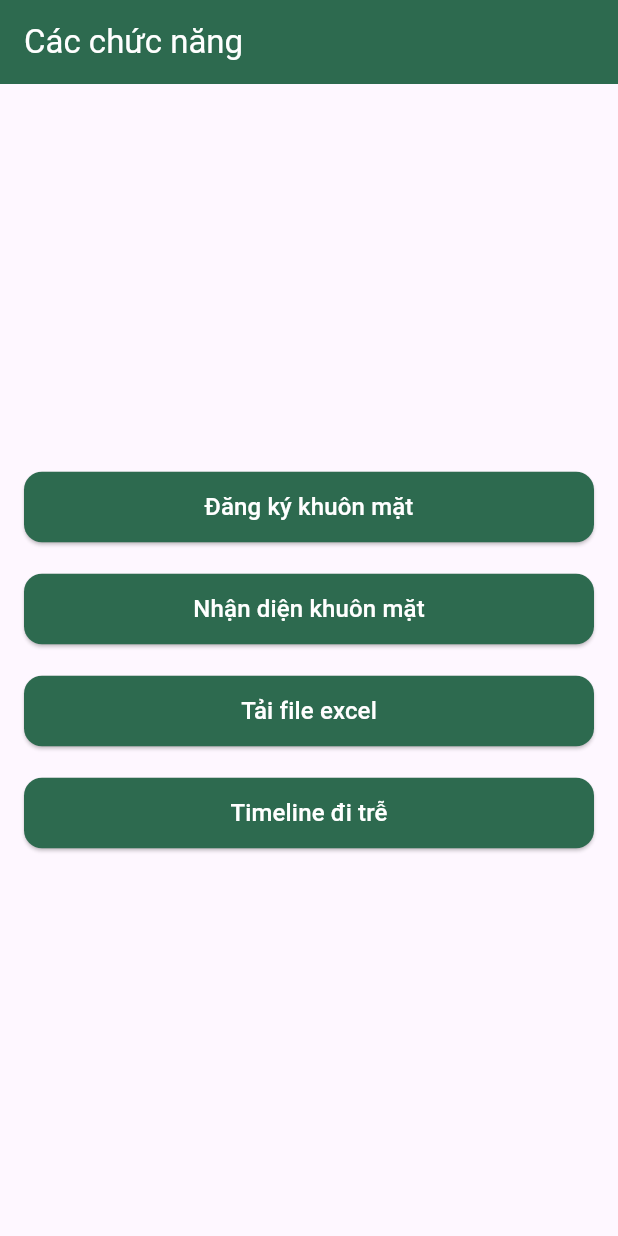
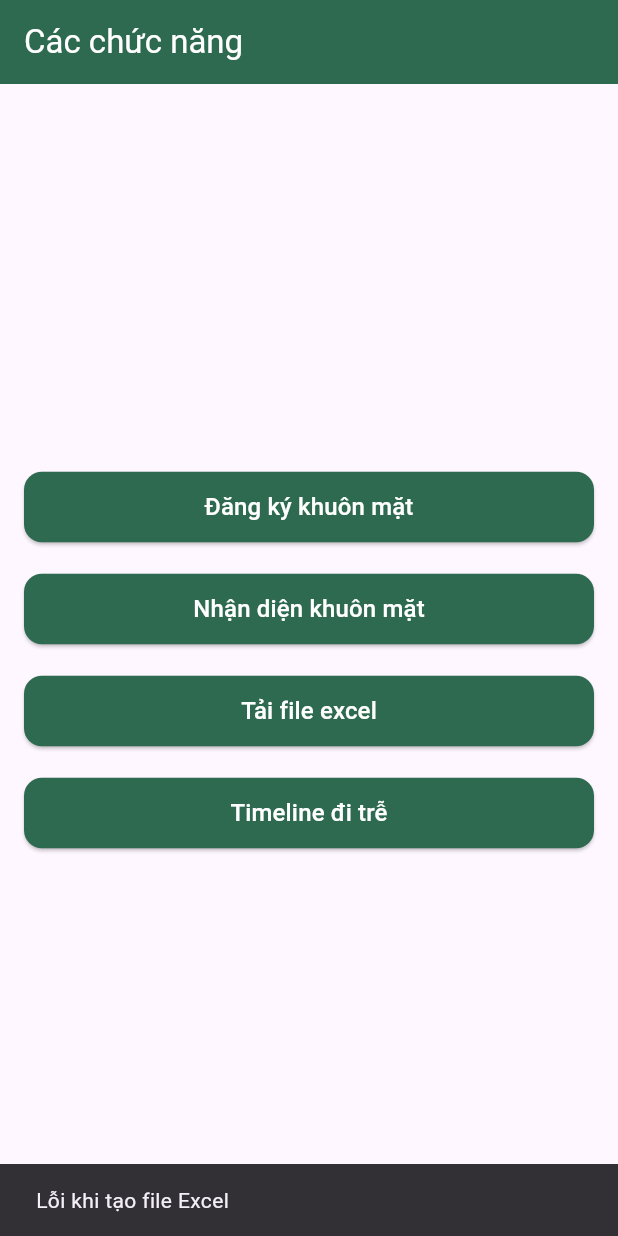
Before and after one commit to phuckk05/face-pass, a Flutter app: the screen it shows after launch, after a tap on "Tải file excel", on a phone screen of 412 x 824 dp. Run offline on Flutter 3.47's test engine with Material 3 defaults, Android fonts, the light colour scheme and no system bars; our stand-ins replace camera, firebase_core, firebase_database, flutter_bloc, freezed_annotation, get_it and 2 more; missing offline and left inert: excel, google_mlkit_face_detection, tflite_flutter; accounts and stored records are empty.

Commit message:
thêm tính năng xuất ra excel

```diff
--- a/lib/core/utils/camera_utils.dart
+++ b/lib/core/utils/camera_utils.dart
@@ -75,4 +75,10 @@ class CameraUtils {
 
     return List<double>.from(output[0]);
   }
+
+  //chuyển đổi datetime sang hh:mm:ss DD/MM/YYYY
+  static String formatDateTime(String dateTime) {
+    final dt = DateTime.parse(dateTime);
+    return '${dt.hour.toString().padLeft(2, '0')}:${dt.minute.toString().padLeft(2, '0')}:${dt.second.toString().padLeft(2, '0')} ${dt.day.toString().padLeft(2, '0')}/${dt.month.toString().padLeft(2, '0')}/${dt.year}';
+  }
 }
--- /dev/null
+++ b/lib/core/utils/excel_services.dart
@@ -0,0 +1,125 @@
+import 'dart:io';
+
+import 'package:excel/excel.dart';
+import 'package:facepass/features/face_verification/domain/entities/attendance.dart';
+import 'package:flutter/rendering.dart';
+import 'package:path_provider/path_provider.dart';
+import 'package:permission_handler/permission_handler.dart';
+
+class ExcelServices {
+  /* Định nghĩa các phương thức phục vụ cho việc xử lý file Excel */
+
+  Future<String?> createExcelAttendanceFile(
+      {required List<Attendance> data, String? fileName}) async {
+    try {
+      if (data.isEmpty) return null;
+      final sortedData = [...data]
+        ..sort((a, b) => a.checkedAt.compareTo(b.checkedAt));
+
+      final records = sortedData
+          .map((a) => {
+                'Mã NV': a.userId,
+                'Ngày':
+                    '${a.checkedAt.day}/${a.checkedAt.month}/${a.checkedAt.year}',
+                'Thời gian': a.checkedAt.hour.toString().padLeft(2, '0') +
+                    ':' +
+                    a.checkedAt.minute.toString().padLeft(2, '0'),
+                ' Loại':
+                    a.type == AttendanceType.checkIn ? 'Check-in' : 'Check-out',
+                'Trạng thái': a.status == AttendanceStatus.onTime
+                    ? 'Đúng giờ'
+                    : a.status == AttendanceStatus.late
+                        ? 'Trễ'
+                        : a.status == AttendanceStatus.absent
+                            ? 'Vắng mặt'
+                            : 'Sớm',
+              })
+          .toList();
+
+      //khởi tạo excel
+      final excel = Excel.createExcel();
+      //tạo sheet
+      final sheet = excel['Danh sách điểm danh'];
+      excel.setDefaultSheet('Danh sách điểm danh');
+
+      //lấy header
+      final firstItem = records.first as Map<String, dynamic>;
+      final header = firstItem.keys.toList();
+
+      //tạo các hàng header
+      for (var i = 0; i < header.length; i++) {
+        final cell =
+            sheet.cell(CellIndex.indexByColumnRow(columnIndex: i, rowIndex: 0));
+        cell.value = TextCellValue(header[i]);
+        cell.cellStyle = CellStyle(
+          bold: true,
+          fontSize: 12,
+          horizontalAlign: HorizontalAlign.Center,
+          verticalAlign: VerticalAlign.Center,
+        );
+      }
+
+      //đổ data vào excel
+      for (var i = 0; i < records.length; i++) {
+        final item = records[i] as Map<String, dynamic>;
+
+        for (var j = 0; j < header.length; j++) {
+          final value = item[header[j]];
+          final cell = sheet.cell(
+              CellIndex.indexByColumnRow(columnIndex: j, rowIndex: i + 1));
+
+          if (value is num) {
+            cell.value = DoubleCellValue(value.toDouble());
+          } else if (value is DateTime) {
+            cell.value = TextCellValue(
+              '${value.day}/${value.month}/${value.year} ${value.hour}:${value.minute}',
+            );
+          } else {
+            cell.value = TextCellValue(value.toString());
+          }
+        }
+      }
+
+      //định dạng cột
+      for (int col = 0; col < header.length; col++) {
+        sheet.setColumnWidth(col, 18);
+      }
+      //lưu file
+      final fileBytes = excel.save();
+      if (fileBytes == null) return null;
+
+      final path = await _getSavePath(fileName!);
+      final file = File(path);
+      await file.writeAsBytes(fileBytes);
+
+      return path;
+    } catch (e) {
+      debugPrint('Lỗi xuất Excel: $e');
+      return null;
+    }
+  }
+
+  //lấy đường dẫn lưu file
+  static Future<String> _getSavePath(String fileName) async {
+    final timestamp = DateTime.now();
+    final name =
+        '${fileName}_${timestamp.day}_${timestamp.month}_${timestamp.year}.xlsx';
+
+    if (Platform.isAndroid) {
+      // Xin quyền
+      if (await Permission.storage.isDenied) {
+        await Permission.storage.request();
+      }
+
+      // Lưu vào Download
+      final dir = Directory('/storage/emulated/0/Download');
+      if (await dir.exists()) {
+        return '${dir.path}/$name';
+      }
+    }
+
+    //Lưu vào doc của thiết bị
+    final directory = await getApplicationDocumentsDirectory();
+    return '${directory.path}/$name';
+  }
+}
--- a/lib/features/face_verification/data/datasource/remote/attendance_datasource.dart
+++ b/lib/features/face_verification/data/datasource/remote/attendance_datasource.dart
@@ -1,5 +1,6 @@
 import 'package:facepass/features/face_verification/data/models/attendance_model.dart';
 import 'package:firebase_database/firebase_database.dart';
+import 'package:flutter/foundation.dart';
 
 class AttendanceDatasource {
   final DatabaseReference db = FirebaseDatabase.instance.ref(
@@ -12,6 +13,7 @@ class AttendanceDatasource {
       await db.child(attendance.id).set(attendance.toJson());
       return true;
     } catch (e) {
+      debugPrint('Lỗi khi thêm bản ghi chấm công: $e');
       return false;
     }
   }
@@ -36,4 +38,29 @@ class AttendanceDatasource {
       return [];
     }
   }
+
+  // //lấy tất cả nhân viên đã check in or check out từ database theo ngày,thang,năm
+  // Future<List<AttendanceModel>> fetchAttendanceRecordsByDate(
+  //   DateTime date,
+  // ) async {
+  //   try {
+  //     final snapshot = await db
+  //         .orderByChild('checkedAt')
+  //         .equalTo(date.toIso8601String())
+  //         .get();
+  //     if (snapshot.exists) {
+  //       final data = snapshot.value as Map<Object?, Object?>;
+  //       return data.values.map((record) {
+  //         final recordMap = (record as Map<Object?, Object?>).map(
+  //           (key, value) => MapEntry(key.toString(), value),
+  //         );
+  //         return AttendanceModel.fromJson(recordMap);
+  //       }).toList();
+  //     } else {
+  //       return [];
+  //     }
+  //   } catch (e) {
+  //     return [];
+  //   }
+  // }
 }
--- a/lib/features/face_verification/data/repositories/attendance_repository_impl.dart
+++ b/lib/features/face_verification/data/repositories/attendance_repository_impl.dart
@@ -1,5 +1,6 @@
 import 'package:facepass/features/face_verification/data/datasource/remote/attendance_datasource.dart';
 import 'package:facepass/features/face_verification/data/models/attendance_model.dart';
+import 'package:flutter/foundation.dart';
 
 import '../../domain/entities/attendance.dart';
 import '../../domain/repositories/attendace_repository.dart';
@@ -10,6 +11,7 @@ class AttendanceRepositoryImpl extends AttendaceRepository {
   @override
   Future<bool> addAttendance(Attendance attendance) {
     final attendanceModel = AttendanceX(attendance).toModel();
+    debugPrint('bản ghi: ${attendanceModel.toJson()}');
     return remoteDataSource.addAttendanceRecord(attendanceModel);
   }
 
--- a/lib/features/face_verification/domain/entities/attendance.dart
+++ b/lib/features/face_verification/domain/entities/attendance.dart
@@ -18,4 +18,4 @@ class Attendance {
 
 enum AttendanceType { checkIn, checkOut }
 
-enum AttendanceStatus { onTime, late, absent }
+enum AttendanceStatus { onTime, late, absent, early }
--- a/lib/features/face_verification/presentasion/blocs/attendance/attendance_bloc.dart
+++ b/lib/features/face_verification/presentasion/blocs/attendance/attendance_bloc.dart
@@ -2,7 +2,7 @@ import 'package:flutter_bloc/flutter_bloc.dart';
 import 'package:freezed_annotation/freezed_annotation.dart';
 
 import '../../../domain/entities/attendance.dart';
-import '../../../domain/usecase/push_attendance.dart';
+import '../../../domain/usecase/attendance_uc.dart';
 
 part 'attendance_event.dart';
 part 'attendance_state.dart';
@@ -11,7 +11,7 @@ part 'attendance_bloc.freezed.dart';
 class AttendanceBloc extends Bloc<AttendanceEvent, AttendanceState> {
   final PushAttendance pushAttendance;
   AttendanceBloc({required this.pushAttendance})
-    : super(AttendanceState.initial(message: null)) {
+    : super(AttendanceState(status: AttendanceStateStatus.initial, data: [])) {
     /* 1 */
     on<AddAttendanceEvent>(_addAttendance);
     /* 2 */
@@ -23,18 +23,32 @@ class AttendanceBloc extends Bloc<AttendanceEvent, AttendanceState> {
     AddAttendanceEvent event,
     Emitter<AttendanceState> emit,
   ) async {
-    emit(AttendanceState.loading(message: 'Đang thêm bản ghi chấm công...'));
+    emit(state.copyWith(status: AttendanceStateStatus.loading));
     try {
       final isSuccess = await pushAttendance.addAttendance(event.attendance);
       if (isSuccess) {
         emit(
-          AttendanceState.success(message: 'Thêm bản ghi chấm công thành công'),
+          state.copyWith(
+            status: AttendanceStateStatus.success,
+            data: [...state.data, event.attendance],
+            message: 'Chấm công thành công',
+          ),
         );
       } else {
-        emit(AttendanceState.failed(message: 'Lỗi khi thêm bản ghi chấm công'));
+        emit(
+          state.copyWith(
+            status: AttendanceStateStatus.error,
+            message: 'Chấm công thất bại',
+          ),
+        );
       }
     } catch (e) {
-      emit(AttendanceState.failed(message: 'Lỗi khi thêm bản ghi chấm công'));
+      emit(
+        state.copyWith(
+          status: AttendanceStateStatus.error,
+          message: 'Đã xảy ra lỗi',
+        ),
+      );
     }
   }
 
@@ -43,12 +57,23 @@ class AttendanceBloc extends Bloc<AttendanceEvent, AttendanceState> {
     FetchAttendancesEvent event,
     Emitter<AttendanceState> emit,
   ) async {
-    emit(AttendanceState.loading(message: 'Đang tải danh sách chấm công...'));
+    emit(state.copyWith(status: AttendanceStateStatus.loading, data: []));
     try {
       final attendances = await pushAttendance.getAttendances();
-      emit(AttendanceState.successHasData(attendances: attendances));
+      emit(
+        state.copyWith(
+          status: AttendanceStateStatus.success,
+          data: attendances,
+        ),
+      );
     } catch (e) {
-      emit(AttendanceState.failed(message: 'Lỗi khi tải danh sách chấm công'));
+      emit(
+        state.copyWith(
+          status: AttendanceStateStatus.error,
+          message: 'Đã xảy ra lỗi',
+          data: [],
+        ),
+      );
     }
   }
 }
--- a/lib/features/face_verification/presentasion/blocs/attendance/attendance_state.dart
+++ b/lib/features/face_verification/presentasion/blocs/attendance/attendance_state.dart
@@ -1,16 +1,12 @@
 part of 'attendance_bloc.dart';
+
+enum AttendanceStateStatus { initial, loading, success, error }
 
 @freezed
 abstract class AttendanceState with _$AttendanceState {
-  const factory AttendanceState.initial({required String? message}) =
-      AttendanceInitial;
-  const factory AttendanceState.loading({required String message}) =
-      AttendanceLoading;
-  const factory AttendanceState.success({required String message}) =
-      AttendanceSuccess;
-  const factory AttendanceState.successHasData({
-    required List<Attendance> attendances,
-  }) = AttendanceSuccessHasData;
-  const factory AttendanceState.failed({required String message}) =
-      AttendanceFailed;
+  const factory AttendanceState({
+    @Default([]) List<Attendance> data,
+    @Default(AttendanceStateStatus.initial) AttendanceStateStatus status,
+    String? message,
+  }) = _AttendanceState;
 }
--- a/lib/features/face_verification/presentasion/screens/home_screen.dart
+++ b/lib/features/face_verification/presentasion/screens/home_screen.dart
@@ -1,8 +1,10 @@
+import 'package:facepass/features/face_verification/presentasion/blocs/attendance/attendance_bloc.dart';
 import 'package:flutter/material.dart';
 import 'package:flutter_bloc/flutter_bloc.dart';
 import 'package:go_router/go_router.dart';
 
 import '../../../../core/router/router_app.dart';
+import '../../../../core/utils/excel_services.dart';
 import '../blocs/recognized_faces/recognized_faces_bloc.dart';
 
 class HomeScreen extends StatelessWidget {
@@ -12,10 +14,10 @@ class HomeScreen extends StatelessWidget {
   Widget build(BuildContext context) {
     debugPrint(
       context.read<RecognizedFacesBloc>().state.maybeWhen(
-        hasData: (recognizedFaces) =>
-            'Has data: ${recognizedFaces.length} faces',
-        orElse: () => 'No data available',
-      ),
+            hasData: (recognizedFaces) =>
+                'Has data: ${recognizedFaces.length} faces',
+            orElse: () => 'No data available',
+          ),
     );
     return Scaffold(
       appBar: AppBar(
@@ -93,7 +95,27 @@ class HomeScreen extends StatelessWidget {
                   ),
                   backgroundColor: const Color(0xFF2d6a4f),
                 ),
-                onPressed: () {},
+                onPressed: () async {
+                  //lấy data điểm danh
+                  final data = context.read<AttendanceBloc>().state.data;
+                  //xuất file excel
+                  final createExcel = await ExcelServices()
+                      .createExcelAttendanceFile(
+                          data: data, fileName: 'Lịch sử điểm danh');
+                  if (createExcel != null) {
+                    ScaffoldMessenger.of(context).showSnackBar(
+                      SnackBar(
+                        content: Text('File đã được lưu tại: $createExcel'),
+                      ),
+                    );
+                  } else {
+                    ScaffoldMessenger.of(context).showSnackBar(
+                      const SnackBar(
+                        content: Text('Lỗi khi tạo file Excel'),
+                      ),
+                    );
+                  }
+                },
                 child: const Text(
                   'Tải file excel',
                   style: TextStyle(fontSize: 16, color: Colors.white),
--- a/lib/main.dart
+++ b/lib/main.dart
@@ -15,7 +15,7 @@ import 'package:flutter_bloc/flutter_bloc.dart';
 import 'package:get_it/get_it.dart';
 
 import 'features/face_verification/domain/repositories/attendace_repository.dart';
-import 'features/face_verification/domain/usecase/push_attendance.dart';
+import 'features/face_verification/domain/usecase/attendance_uc.dart';
 import 'features/face_verification/domain/usecase/registed_face.dart';
 import 'features/face_verification/domain/usecase/resgister_user.dart';
 import 'features/face_verification/presentasion/blocs/attendance/attendance_bloc.dart';
@@ -92,6 +92,7 @@ class FacePass extends StatelessWidget {
   @override
   Widget build(BuildContext context) {
     context.read<RecognizedFacesBloc>().add(LoadRecognizedFacesEvent());
+    context.read<AttendanceBloc>().add(FetchAttendancesEvent());
     return MaterialApp.router(
       // builder: DevicePreview.appBuilder,
       // useInheritedMediaQuery: true,
```
Also changed, not shown: lib/features/face_verification/presentasion/screens/camera_screen.dart (+88 -22 lines), pubspec.yaml (+10 -3 lines), lib/features/face_verification/data/models/attendance_model.g.dart, lib/features/face_verification/domain/usecase/attendance_uc.dart (renamed from lib/features/face_verification/domain/usecase/push_attendance.dart), lib/features/face_verification/presentasion/blocs/attendance/attendance_bloc.freezed.dart, lib/features/face_verification/presentasion/screens/timeline_screen.dart (added), pubspec.lock, 6 other files.
